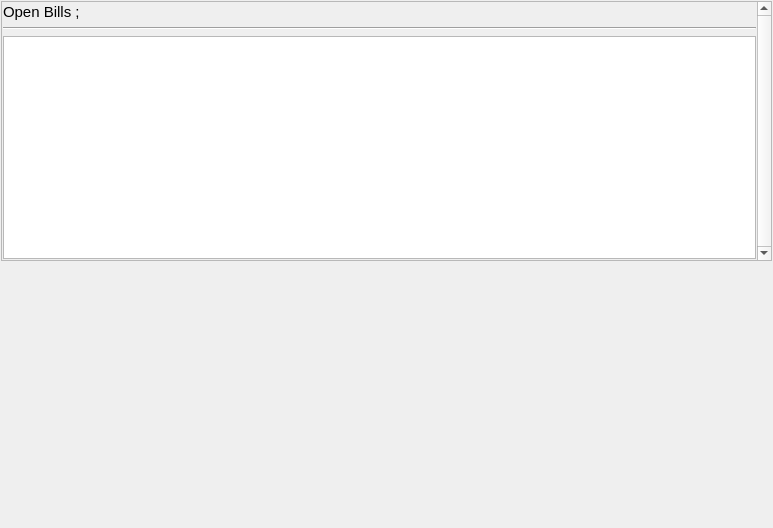
This is csreditbill.ui in zadockmaloba/ProcurementSys as Qt 5 draws it before an edit. The edited form follows.
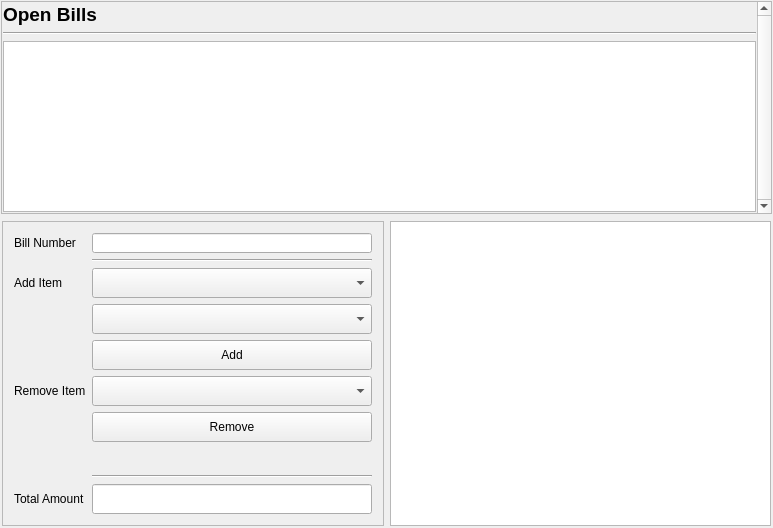
This is the edited form.

The edit to the form file:
```diff
--- a/csreditbill.ui
+++ b/csreditbill.ui
@@ -65,7 +65,7 @@
        <item>
         <widget class="QLabel" name="label">
          <property name="text">
-          <string>&lt;html&gt;&lt;head/&gt;&lt;body&gt;&lt;p&gt;&lt;span style=&quot; font-size:11pt;&quot;&gt;Open Bills ;&lt;/span&gt;&lt;/p&gt;&lt;/body&gt;&lt;/html&gt;</string>
+          <string>&lt;html&gt;&lt;head/&gt;&lt;body&gt;&lt;p&gt;&lt;span style=&quot; font-size:14pt; font-weight:600;&quot;&gt;Open Bills&lt;/span&gt;&lt;/p&gt;&lt;/body&gt;&lt;/html&gt;</string>
          </property>
         </widget>
        </item>
@@ -77,7 +77,11 @@
         </widget>
        </item>
        <item>
-        <widget class="QTreeView" name="treeView"/>
+        <widget class="QTreeView" name="treeView">
+         <property name="styleSheet">
+          <string notr="true"/>
+         </property>
+        </widget>
        </item>
       </layout>
       <zorder>label</zorder>
@@ -94,7 +98,203 @@
        <verstretch>0</verstretch>
       </sizepolicy>
      </property>
-     <layout class="QHBoxLayout" name="horizontalLayout_2"/>
+     <layout class="QGridLayout" name="gridLayout">
+      <property name="leftMargin">
+       <number>1</number>
+      </property>
+      <property name="topMargin">
+       <number>1</number>
+      </property>
+      <property name="rightMargin">
+       <number>1</number>
+      </property>
+      <property name="bottomMargin">
+       <number>1</number>
+      </property>
+      <item row="0" column="1">
+       <widget class="QTreeView" name="treeView_2"/>
+      </item>
+      <item row="0" column="0">
+       <widget class="QScrollArea" name="scrollArea_2">
+        <property name="widgetResizable">
+         <bool>true</bool>
+        </property>
+        <widget class="QWidget" name="scrollAreaWidgetContents_2">
+         <property name="geometry">
+          <rect>
+           <x>0</x>
+           <y>0</y>
+           <width>363</width>
+           <height>278</height>
+          </rect>
+         </property>
+         <layout class="QFormLayout" name="formLayout">
+          <item row="2" column="0">
+           <widget class="QLabel" name="label_2">
+            <property name="minimumSize">
+             <size>
+              <width>0</width>
+              <height>30</height>
+             </size>
+            </property>
+            <property name="text">
+             <string>Add Item</string>
+            </property>
+           </widget>
+          </item>
+          <item row="2" column="1">
+           <widget class="QComboBox" name="comboBox">
+            <property name="minimumSize">
+             <size>
+              <width>0</width>
+              <height>30</height>
+             </size>
+            </property>
+           </widget>
+          </item>
+          <item row="4" column="1">
+           <widget class="QPushButton" name="pushButton">
+            <property name="minimumSize">
+             <size>
+              <width>0</width>
+              <height>30</height>
+             </size>
+            </property>
+            <property name="text">
+             <string>Add</string>
+            </property>
+           </widget>
+          </item>
+          <item row="5" column="0">
+           <widget class="QLabel" name="label_3">
+            <property name="minimumSize">
+             <size>
+              <width>0</width>
+              <height>30</height>
+             </size>
+            </property>
+            <property name="text">
+             <string>Remove Item</string>
+            </property>
+           </widget>
+          </item>
+          <item row="5" column="1">
+           <widget class="QComboBox" name="comboBox_2">
+            <property name="minimumSize">
+             <size>
+              <width>0</width>
+              <height>30</height>
+             </size>
+            </property>
+           </widget>
+          </item>
+          <item row="6" column="1">
+           <widget class="QPushButton" name="pushButton_2">
+            <property name="minimumSize">
+             <size>
+              <width>0</width>
+              <height>30</height>
+             </size>
+            </property>
+            <property name="text">
+             <string>Remove</string>
+            </property>
+           </widget>
+          </item>
+          <item row="8" column="1">
+           <widget class="Line" name="line_2">
+            <property name="orientation">
+             <enum>Qt::Horizontal</enum>
+            </property>
+           </widget>
+          </item>
+          <item row="9" column="0">
+           <widget class="QLabel" name="label_4">
+            <property name="minimumSize">
+             <size>
+              <width>0</width>
+              <height>30</height>
+             </size>
+            </property>
+            <property name="text">
+             <string>Total Amount</string>
+            </property>
+           </widget>
+          </item>
+          <item row="9" column="1">
+           <widget class="QLineEdit" name="lineEdit">
+            <property name="minimumSize">
+             <size>
+              <width>0</width>
+              <height>30</height>
+             </size>
+            </property>
+            <property name="readOnly">
+             <bool>true</bool>
+            </property>
+           </widget>
+          </item>
+          <item row="7" column="1">
+           <spacer name="verticalSpacer">
+            <property name="orientation">
+             <enum>Qt::Vertical</enum>
+            </property>
+            <property name="sizeHint" stdset="0">
+             <size>
+              <width>20</width>
+              <height>40</height>
+             </size>
+            </property>
+           </spacer>
+          </item>
+          <item row="3" column="1">
+           <widget class="QComboBox" name="comboBox_3">
+            <property name="minimumSize">
+             <size>
+              <width>0</width>
+              <height>30</height>
+             </size>
+            </property>
+           </widget>
+          </item>
+          <item row="1" column="1">
+           <widget class="Line" name="line_3">
+            <property name="orientation">
+             <enum>Qt::Horizontal</enum>
+            </property>
+           </widget>
+          </item>
+          <item row="0" column="0">
+           <widget class="QLabel" name="label_5">
+            <property name="minimumSize">
+             <size>
+              <width>0</width>
+              <height>20</height>
+             </size>
+            </property>
+            <property name="text">
+             <string>Bill Number</string>
+            </property>
+           </widget>
+          </item>
+          <item row="0" column="1">
+           <widget class="QLineEdit" name="lineEdit_2">
+            <property name="minimumSize">
+             <size>
+              <width>0</width>
+              <height>20</height>
+             </size>
+            </property>
+            <property name="readOnly">
+             <bool>true</bool>
+            </property>
+           </widget>
+          </item>
+         </layout>
+        </widget>
+       </widget>
+      </item>
+     </layout>
     </widget>
    </item>
   </layout>
```
